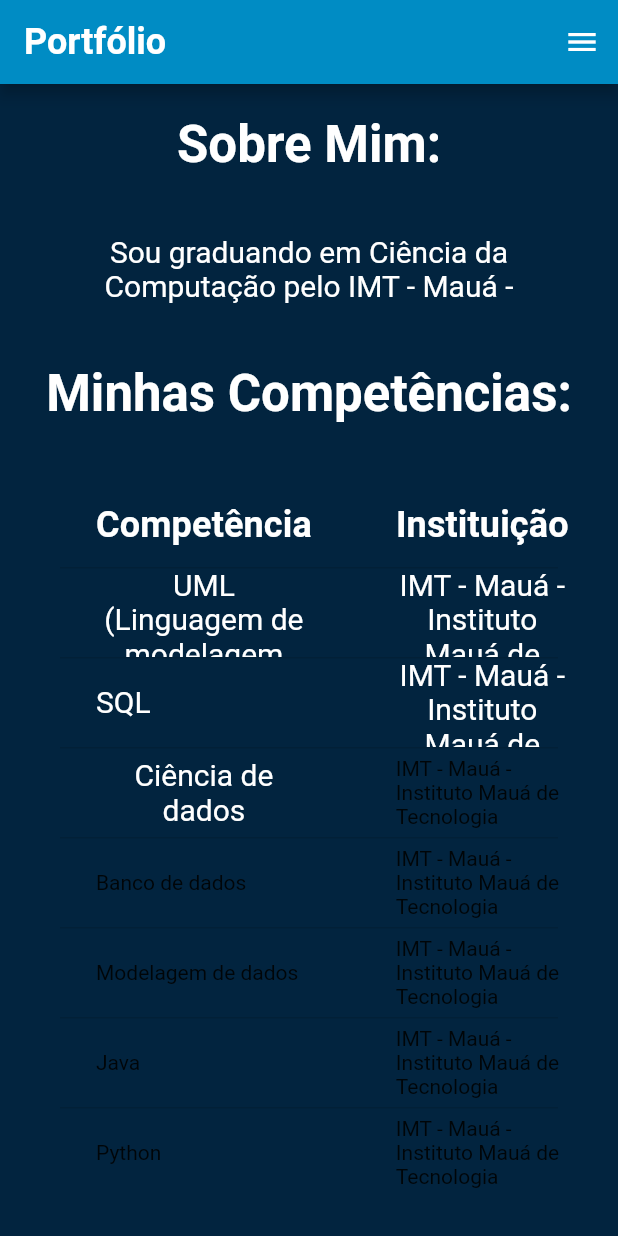
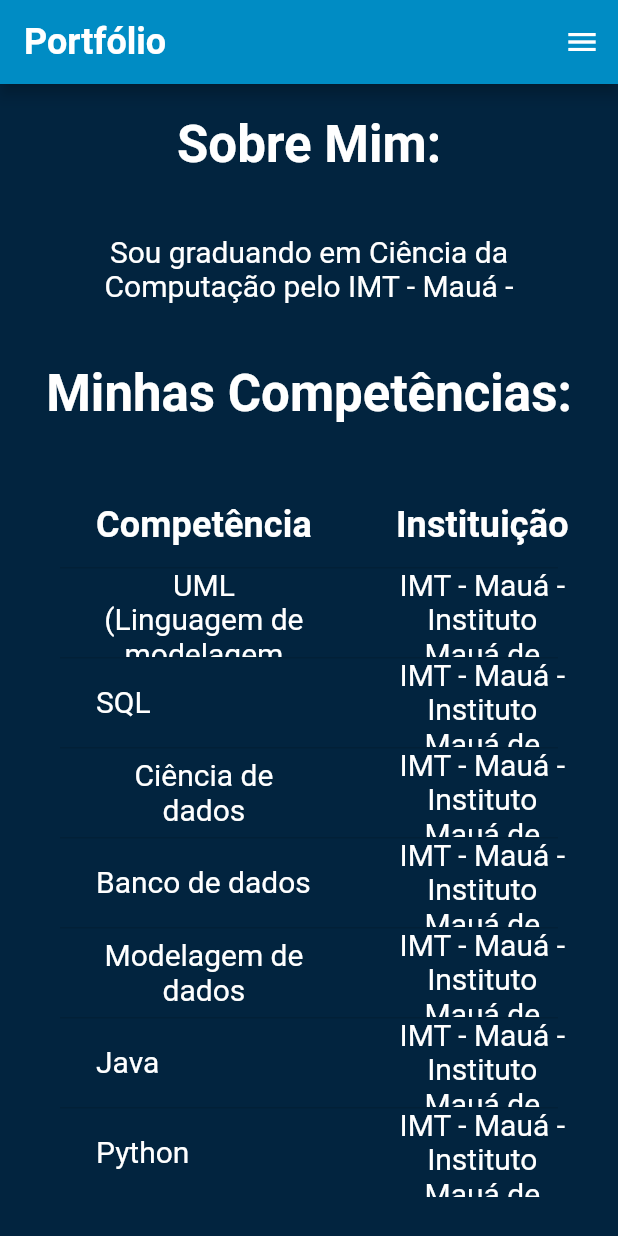
Before and after one commit to murilomolina/PAE-dart_projeto_final, a Flutter app: the screen it shows after launch, on a phone screen of 412 x 824 dp. Run offline on Flutter 3.47's test engine with Material 2 defaults, Android fonts, the phone set to English and light mode, and no system bars; key blocks and very long unbroken strings in the code were emptied for the run.

Commit message:
tabela de competencias finalizada

```diff
--- a/portifolio/lib/components/tabela_competencias.dart
+++ b/portifolio/lib/components/tabela_competencias.dart
@@ -86,23 +86,85 @@ class TabelaCompetencias extends StatelessWidget {
                   color: Colors.white,
                 ),
                 textAlign: TextAlign.center,)),
-          DataCell(Text('IMT - Mauá - Instituto Mauá de Tecnologia')),
+          DataCell(Text('IMT - Mauá - Instituto Mauá de Tecnologia',
+                  style: TextStyle(
+                  fontSize: 20,
+                  color: Colors.white,
+                ),
+                textAlign: TextAlign.center,
+              ),),
         ]),
         DataRow(cells: [
-          DataCell(Text('Banco de dados')),
-          DataCell(Text('IMT - Mauá - Instituto Mauá de Tecnologia')),
+          DataCell(Text('Banco de dados',
+                  style: TextStyle(
+                  fontSize: 20,
+                  color: Colors.white,
+                ),
+                textAlign: TextAlign.center,
+              ),
+              ),
+          DataCell(Text('IMT - Mauá - Instituto Mauá de Tecnologia',
+                  style: TextStyle(
+                  fontSize: 20,
+                  color: Colors.white,
+                ),
+                textAlign: TextAlign.center,
+              ),
+              ),
         ]),
         DataRow(cells: [
-          DataCell(Text('Modelagem de dados')),
-          DataCell(Text('IMT - Mauá - Instituto Mauá de Tecnologia')),
+          DataCell(Text('Modelagem de dados',
+                  style: TextStyle(
+                  fontSize: 20,
+                  color: Colors.white,
+                ),
+                textAlign: TextAlign.center,
+              ),
+              ),
+          DataCell(Text('IMT - Mauá - Instituto Mauá de Tecnologia',
+                  style: TextStyle(
+                  fontSize: 20,
+                  color: Colors.white,
+                ),
+                textAlign: TextAlign.center,
+              ),
+              ),
         ]),
         DataRow(cells: [
-          DataCell(Text('Java')),
-          DataCell(Text('IMT - Mauá - Instituto Mauá de Tecnologia')),
+          DataCell(Text('Java',
+                  style: TextStyle(
+                  fontSize: 20,
+                  color: Colors.white,
+                ),
+                textAlign: TextAlign.center,
+              ),
+              ),
+          DataCell(Text('IMT - Mauá - Instituto Mauá de Tecnologia',
+                  style: TextStyle(
+                  fontSize: 20,
+                  color: Colors.white,
+                ),
+                textAlign: TextAlign.center,
+              ),
+              ),
         ]),
         DataRow(cells: [
-          DataCell(Text('Python')),
-          DataCell(Text('IMT - Mauá - Instituto Mauá de Tecnologia')),
+          DataCell(Text('Python',
+                  style: TextStyle(
+                  fontSize: 20,
+                  color: Colors.white,
+                ),
+                textAlign: TextAlign.center,
+              ),
+              ),
+          DataCell(Text('IMT - Mauá - Instituto Mauá de Tecnologia',
+                  style: TextStyle(
+                  fontSize: 20,
+                  color: Colors.white,
+                ),
+                textAlign: TextAlign.center,
+              ),
+              ),
         ],
         ),
       ],
```
Also changed, not shown: portifolio/lib/components/sobre_mim.dart (+0 -22 lines).
